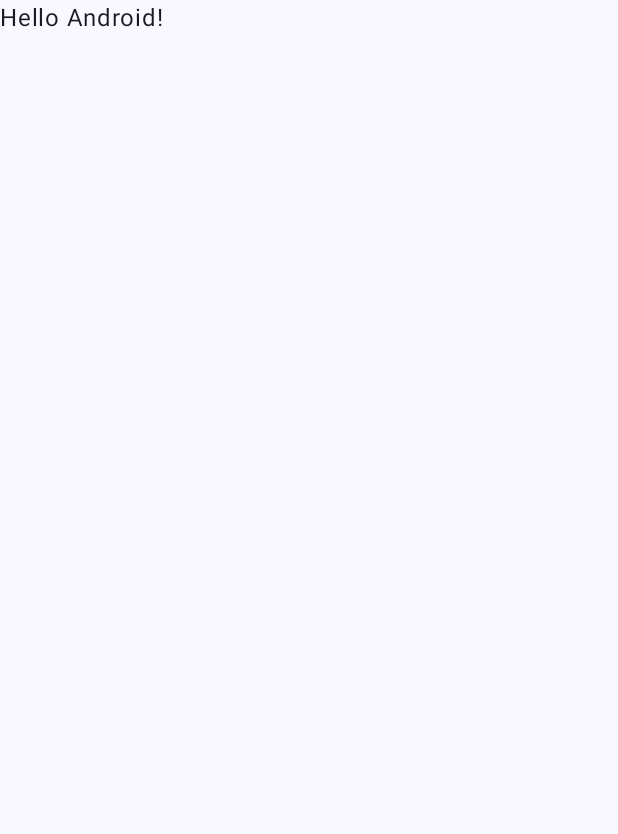
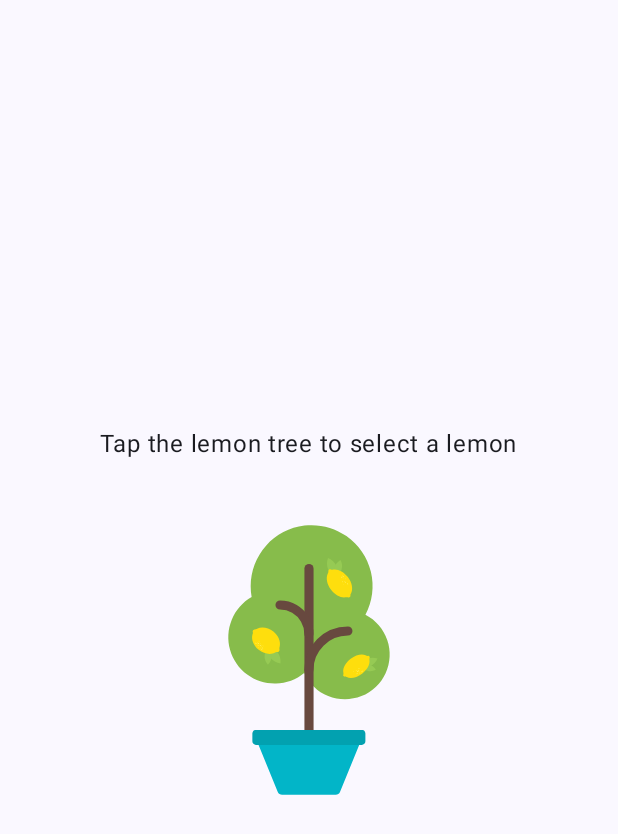
Before and after one commit to KobayashiYoh/KotlinLeaning, an Android app built with Jetpack Compose: the screen it shows after launch (MainActivity), on a phone screen of 412 x 824 dp. Before the commit the part shown is almost empty. Shown: the top 834 px of the screen. Run offline under Robolectric (Android 15) with nearby library versions, the phone set to English and light mode, and no system bars.

Commit message:
feat: LemonTextAndImageを追加

```diff
--- a/Lemonade/app/src/main/java/com/example/lemonade/MainActivity.kt
+++ b/Lemonade/app/src/main/java/com/example/lemonade/MainActivity.kt
@@ -4,13 +4,28 @@ import android.os.Bundle
 import androidx.activity.ComponentActivity
 import androidx.activity.compose.setContent
 import androidx.activity.enableEdgeToEdge
+import androidx.compose.foundation.Image
+import androidx.compose.foundation.clickable
+import androidx.compose.foundation.layout.Arrangement
+import androidx.compose.foundation.layout.Column
+import androidx.compose.foundation.layout.Spacer
 import androidx.compose.foundation.layout.fillMaxSize
-import androidx.compose.foundation.layout.padding
-import androidx.compose.material3.Scaffold
+import androidx.compose.foundation.layout.height
+import androidx.compose.foundation.layout.wrapContentSize
+import androidx.compose.material3.MaterialTheme
+import androidx.compose.material3.Surface
 import androidx.compose.material3.Text
 import androidx.compose.runtime.Composable
+import androidx.compose.runtime.getValue
+import androidx.compose.runtime.mutableStateOf
+import androidx.compose.runtime.remember
+import androidx.compose.runtime.setValue
+import androidx.compose.ui.Alignment
 import androidx.compose.ui.Modifier
+import androidx.compose.ui.res.painterResource
+import androidx.compose.ui.res.stringResource
 import androidx.compose.ui.tooling.preview.Preview
+import androidx.compose.ui.unit.dp
 import com.example.lemonade.ui.theme.LemonadeTheme
 
 class MainActivity : ComponentActivity() {
@@ -19,29 +34,90 @@ class MainActivity : ComponentActivity() {
         enableEdgeToEdge()
         setContent {
             LemonadeTheme {
-                Scaffold(modifier = Modifier.fillMaxSize()) { innerPadding ->
-                    Greeting(
-                        name = "Android",
-                        modifier = Modifier.padding(innerPadding)
-                    )
-                }
+                LemonadeApp()
             }
         }
     }
 }
 
 @Composable
-fun Greeting(name: String, modifier: Modifier = Modifier) {
-    Text(
-        text = "Hello $name!",
-        modifier = modifier
-    )
+fun LemonadeApp() {
+    var currentStep by remember { mutableStateOf(1) }
+    Surface (
+        modifier = Modifier.fillMaxSize(),
+        color = MaterialTheme.colorScheme.background,
+    ) {
+
+        when (currentStep) {
+            1 -> {
+                LemonTextAndImage(
+                    textId = R.string.lemon_select,
+                    painterId = R.drawable.lemon_tree,
+                    descriptionId = R.string.lemon_tree_content_description,
+                    onStartClicked = {
+                        currentStep = 2
+                    }
+                )
+            }
+            2 -> {
+                LemonTextAndImage(
+                    textId = R.string.lemon_squeeze,
+                    painterId = R.drawable.lemon_squeeze,
+                    descriptionId = R.string.lemon_content_description,
+                    onStartClicked = {
+                        currentStep = 3
+                    }
+                )
+            }
+            3 -> {
+                LemonTextAndImage(
+                    textId = R.string.lemon_select,
+                    painterId = R.drawable.lemon_tree,
+                    descriptionId = R.string.lemon_tree_content_description,
+                    onStartClicked = {
+                        currentStep = 4
+                    }
+                )
+            }
+            else -> {
+                LemonTextAndImage(
+                    textId = R.string.lemon_squeeze,
+                    painterId = R.drawable.lemon_squeeze,
+                    descriptionId = R.string.lemon_content_description,
+                    onStartClicked = {
+                        currentStep = 1
+                    }
+                )
+            }
+        }
+    }
+}
+
+@Composable
+fun LemonTextAndImage(textId: Int, painterId: Int, descriptionId: Int, onStartClicked: () -> Unit) {
+    Column(
+        horizontalAlignment = Alignment.CenterHorizontally,
+        verticalArrangement = Arrangement.Center,
+        modifier = Modifier.fillMaxSize()
+    ) {
+        Text(text = stringResource(textId))
+        Spacer(modifier = Modifier.height(32.dp))
+        Image(
+            painter = painterResource(painterId),
+            contentDescription = stringResource(descriptionId),
+            modifier = Modifier
+                .wrapContentSize()
+                .clickable {
+                    onStartClicked()
+                }
+        )
+    }
 }
 
 @Preview(showBackground = true)
 @Composable
-fun GreetingPreview() {
+fun DefaultPreview() {
     LemonadeTheme {
-        Greeting("Android")
+        LemonadeApp()
     }
 }
```
